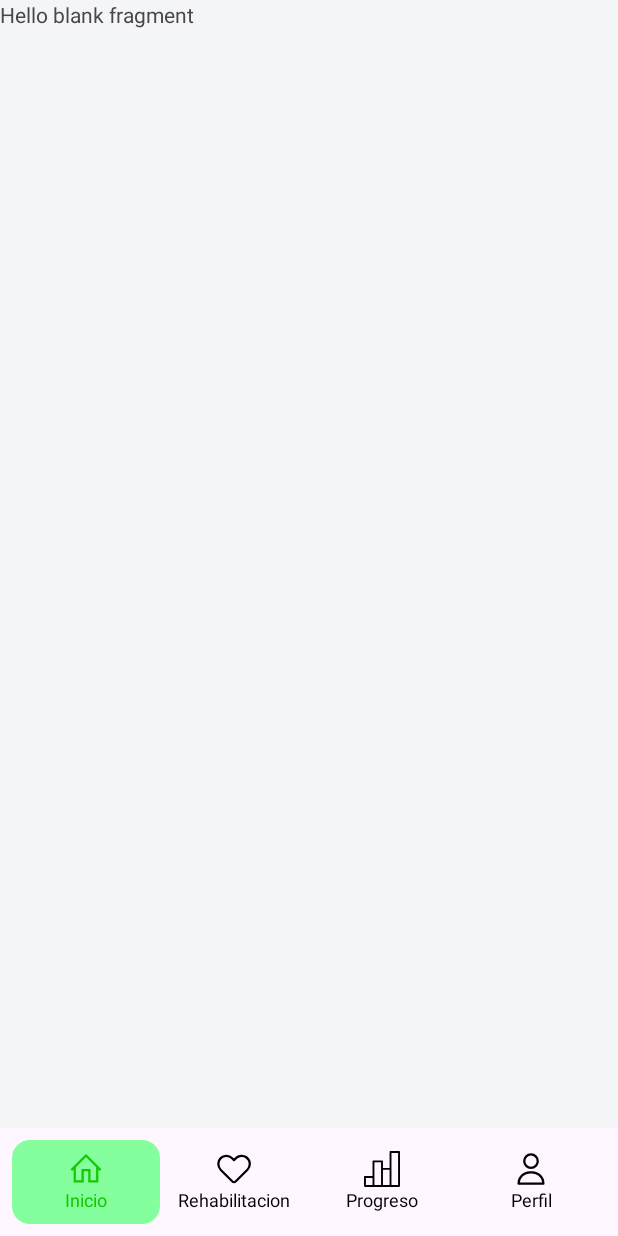
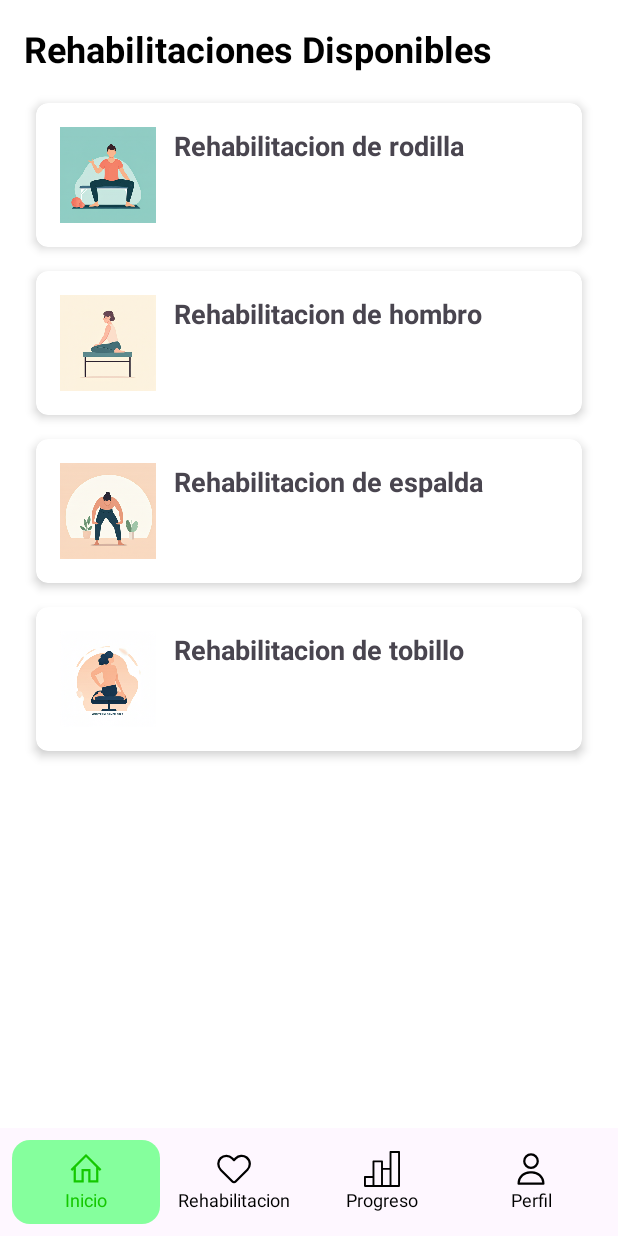
Before and after one commit to Rione007/RehApp, an Android app: the fragment RehabFragment placed in its activity, on a phone screen of 412 x 824 dp. Run offline under Robolectric (Android 15) with nearby library versions, the phone set to English and light mode, and no system bars.

Commit message:
fragment de rehab listo con su respectivo listado

```diff
--- /dev/null
+++ b/app/src/main/java/com/dam/musicapp/model/Rehab.kt
@@ -0,0 +1,26 @@
+package com.dam.musicapp.model
+
+import com.dam.musicapp.R
+
+class Rehab {
+    var id: Int = 0
+    var name: String = ""
+    var imgRes: Int = 0
+
+    constructor(id: Int, name: String, imgRes: Int) {
+        this.id = id
+        this.name = name
+        this.imgRes = imgRes
+    }
+
+    companion object{
+        fun getRehabs(): List<Rehab>{
+            return listOf(
+                Rehab(1,"Rehabilitacion de rodilla", R.drawable.ic_rodilla),
+                Rehab(2,"Rehabilitacion de hombro",R.drawable.ic_hombro),
+                Rehab(3,"Rehabilitacion de espalda",R.drawable.ic_espalda),
+                Rehab(4,"Rehabilitacion de tobillo",R.drawable.ic_tobillo)
+            )
+        }
+    }
+}
--- a/app/src/main/java/com/dam/musicapp/ui/adapter/RehabAdapter.kt
+++ b/app/src/main/java/com/dam/musicapp/ui/adapter/RehabAdapter.kt
@@ -1,4 +1,32 @@
 package com.dam.musicapp.ui.adapter
 
-class RehabAdapter {
+import android.view.LayoutInflater
+import android.view.View
+import android.view.ViewGroup
+import android.widget.ImageView
+import android.widget.TextView
+import androidx.recyclerview.widget.RecyclerView
+import com.dam.musicapp.R
+import com.dam.musicapp.model.Rehab
+
+class RehabAdapter(private val rehabs:List<Rehab>): RecyclerView.Adapter<RehabAdapter.RehabViewHolder>() {
+
+    class RehabViewHolder(itemView: View) : RecyclerView.ViewHolder(itemView){
+        val txtNameRehab: TextView = itemView.findViewById(R.id.txtNameRehab)
+        val icRehabImg: ImageView = itemView.findViewById(R.id.icRehabImg)
+    }
+
+    override fun onCreateViewHolder(parent: ViewGroup, viewType: Int): RehabViewHolder {
+        val view = LayoutInflater.from(parent.context)
+            .inflate(R.layout.item_rehab_card, parent, false)
+        return RehabViewHolder(view)
+    }
+
+    override fun onBindViewHolder(holder: RehabViewHolder, position: Int) {
+        val rehab = rehabs[position]
+        holder.txtNameRehab.text = rehab.name
+        holder.icRehabImg.setImageResource(rehab.imgRes)
+    }
+
+    override fun getItemCount(): Int = rehabs.size
 }
--- a/app/src/main/java/com/dam/musicapp/ui/fragments/RehabFragment.kt
+++ b/app/src/main/java/com/dam/musicapp/ui/fragments/RehabFragment.kt
@@ -5,37 +5,35 @@ import androidx.fragment.app.Fragment
 import android.view.LayoutInflater
 import android.view.View
 import android.view.ViewGroup
+import android.widget.ListView
+import androidx.recyclerview.widget.LinearLayoutManager
+import androidx.recyclerview.widget.RecyclerView
 import com.dam.musicapp.R
+import com.dam.musicapp.model.Rehab
+import com.dam.musicapp.ui.adapter.RehabAdapter
 
-// TODO: Rename parameter arguments, choose names that match
-// the fragment initialization parameters, e.g. ARG_ITEM_NUMBER
-private const val ARG_PARAM1 = "param1"
-private const val ARG_PARAM2 = "param2"
+class RehabFragment : Fragment() {
+    private val rehabs = Rehab.getRehabs()
 
-/**
- * A simple [Fragment] subclass.
- * Use the [RehabFragment.newInstance] factory method to
- * create an instance of this fragment.
- */
-class RehabFragment : Fragment() {
-    // TODO: Rename and change types of parameters
-    private var param1: String? = null
-    private var param2: String? = null
+
 
     override fun onCreate(savedInstanceState: Bundle?) {
         super.onCreate(savedInstanceState)
-        arguments?.let {
-            param1 = it.getString(ARG_PARAM1)
-            param2 = it.getString(ARG_PARAM2)
-        }
+
+
     }
 
     override fun onCreateView(
         inflater: LayoutInflater, container: ViewGroup?,
         savedInstanceState: Bundle?
+
     ): View? {
-        // Inflate the layout for this fragment
-        return inflater.inflate(R.layout.fragment_rehab, container, false)
+        val view = inflater.inflate(R.layout.fragment_rehab, container, false)
+        val recyclerRehab = view.findViewById<RecyclerView>(R.id.recyclerRehab)
+
+        recyclerRehab.layoutManager = LinearLayoutManager(requireContext())
+        recyclerRehab.adapter = RehabAdapter(rehabs)
+        return view
     }
 
     companion object {
--- a/app/src/main/res/layout/fragment_rehab.xml
+++ b/app/src/main/res/layout/fragment_rehab.xml
@@ -1,14 +1,30 @@
 <?xml version="1.0" encoding="utf-8"?>
-<FrameLayout xmlns:android="http://schemas.android.com/apk/res/android"
+<LinearLayout xmlns:android="http://schemas.android.com/apk/res/android"
     xmlns:tools="http://schemas.android.com/tools"
     android:layout_width="match_parent"
     android:layout_height="match_parent"
-    tools:context=".ui.fragments.RehabFragment">
+    android:orientation="vertical"
+    android:padding="16dp"
+    tools:context=".ui.fragments.RehabFragment"
+    android:background="@color/white">
 
-    <!-- TODO: Update blank fragment layout -->
+    <!-- Título -->
     <TextView
+        android:id="@+id/txtTitle"
+        android:layout_width="wrap_content"
+        android:layout_height="wrap_content"
+        android:text="Rehabilitaciones Disponibles"
+        android:textColor="@color/black"
+        android:textSize="24sp"
+        android:textStyle="bold"
+        android:layout_marginBottom="12dp" />
+
+    <!-- Lista con RecyclerView -->
+    <androidx.recyclerview.widget.RecyclerView
+        android:id="@+id/recyclerRehab"
         android:layout_width="match_parent"
         android:layout_height="match_parent"
-        android:text="@string/hello_blank_fragment" />
+        android:clipToPadding="false"
+        android:scrollbars="vertical" />
 
-</FrameLayout>
+</LinearLayout>
--- /dev/null
+++ b/app/src/main/res/layout/item_rehab_card.xml
@@ -0,0 +1,44 @@
+<?xml version="1.0" encoding="utf-8"?>
+<androidx.cardview.widget.CardView xmlns:android="http://schemas.android.com/apk/res/android"
+    xmlns:app="http://schemas.android.com/apk/res-auto"
+    android:layout_width="match_parent"
+    android:layout_height="wrap_content"
+    android:layout_margin="8dp"
+    app:cardElevation="4dp"
+    app:cardCornerRadius="8dp">
+
+    <LinearLayout
+        android:layout_width="match_parent"
+        android:layout_height="wrap_content"
+        android:orientation="horizontal"
+        android:padding="16dp">
+
+        <!-- IMAGEN A LA IZQUIERDA -->
+        <ImageView
+            android:id="@+id/icRehabImg"
+            android:layout_width="64dp"
+            android:layout_height="64dp"
+            android:layout_gravity="center_vertical"
+            android:contentDescription="Image de rehab"
+            android:scaleType="centerCrop"
+            android:src="@drawable/ic_rodilla" />
+
+        <!-- TEXTO A LA DERECHA -->
+        <LinearLayout
+            android:layout_width="0dp"
+            android:layout_height="wrap_content"
+            android:layout_weight="1"
+            android:orientation="vertical"
+            android:layout_marginStart="12dp">
+
+            <TextView
+                android:id="@+id/txtNameRehab"
+                android:layout_width="match_parent"
+                android:layout_height="wrap_content"
+                android:text="Nombre de la rehab"
+                android:textSize="18sp"
+                android:textStyle="bold" />
+
+        </LinearLayout>
+    </LinearLayout>
+</androidx.cardview.widget.CardView>
```
Also changed, not shown: app/src/main/res/drawable/ic_espalda.png (added), app/src/main/res/drawable/ic_hombro.png (added), app/src/main/res/drawable/ic_rodilla.png (added), app/src/main/res/drawable/ic_tobillo.png (added).
